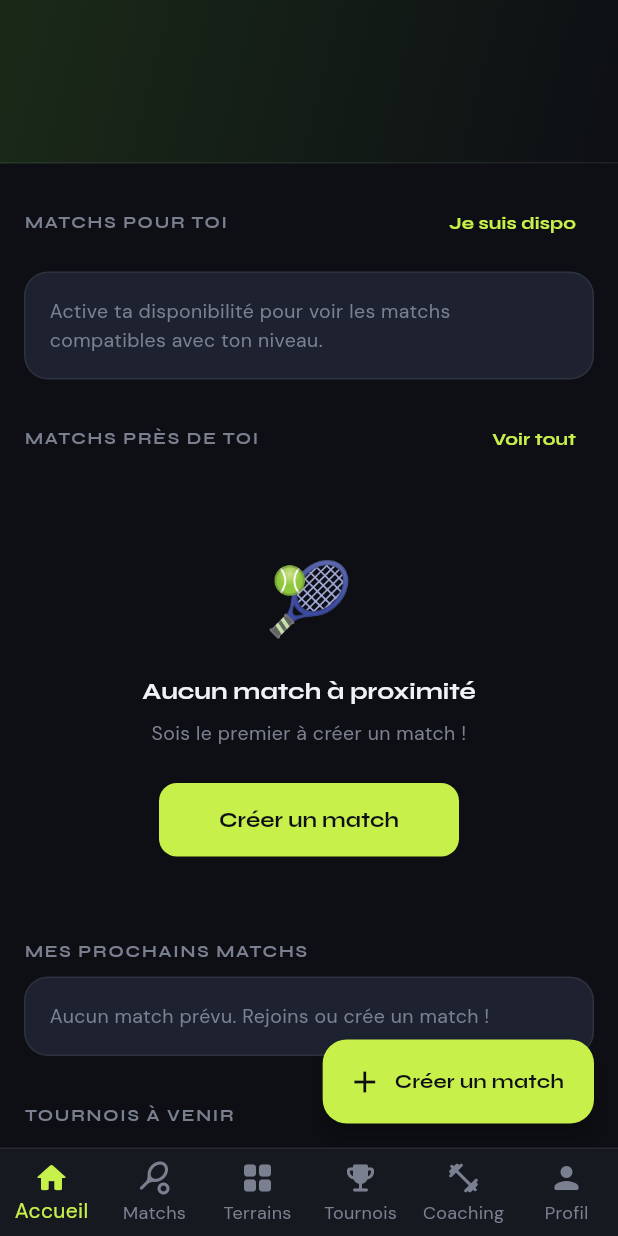
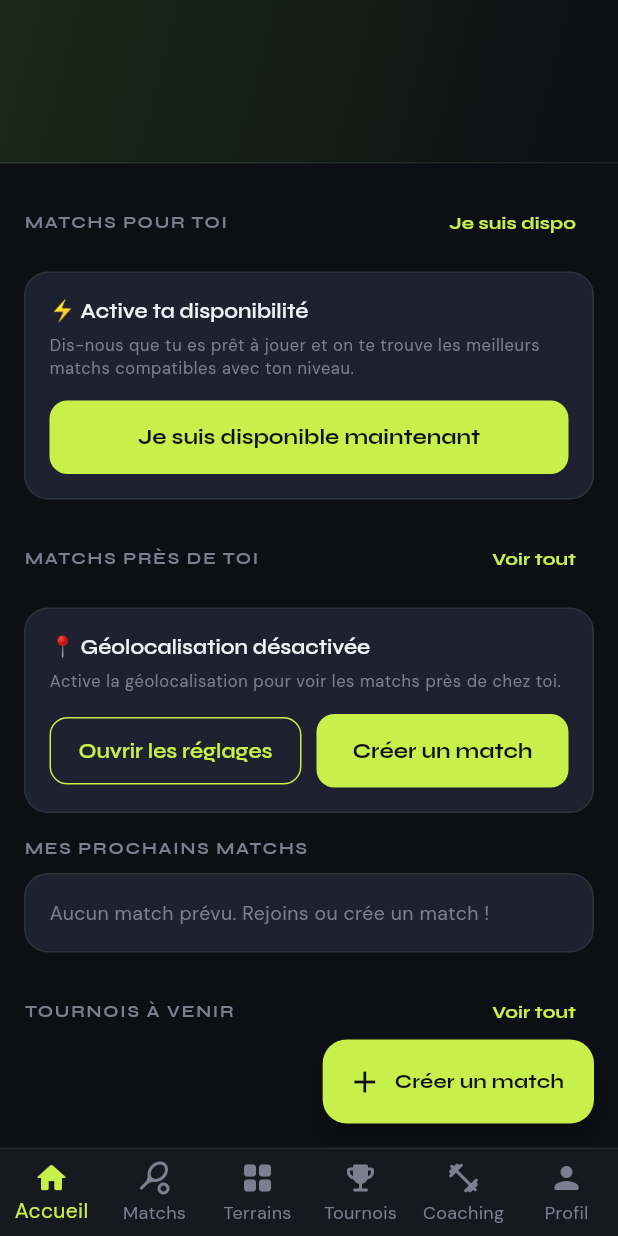
Before and after one commit to faraondamien-glitch/zupadel, a Flutter app: the screen it shows once a user with an empty profile is signed in, on a phone screen of 412 x 824 dp. Run offline on Flutter 3.47's test engine with Material 3 defaults, Android fonts, the phone set to English and light mode, and no system bars; our stand-ins replace cloud_firestore, cloud_functions, firebase_auth, firebase_core, firebase_messaging, firebase_storage and 8 more; missing offline and left inert: flutter_stripe; accounts and stored records are empty.

Commit message:
fix(ux): empty states contextuels avec CTAs actionnables
- Home "Matchs pour toi" : si dispo inactive → CTA "Je suis disponible maintenant"
  si dispo active mais aucun match → message d'attente avec notification promise
- Home "Matchs près de toi" : si géo refusée → "Ouvrir les réglages" (Geolocator.openAppSettings)
  + "Créer un match" côte à côte ; si vraiment vide → message habituel
- Match detail "Joueurs suggérés" : empty state avec explication + bouton Rafraîchir

https://claude.ai/code/session_01QT3YcEJGGbJgyjomuTBhjU

```diff
--- a/lib/screens/home_screen.dart
+++ b/lib/screens/home_screen.dart
@@ -1,5 +1,7 @@
+import 'package:flutter/foundation.dart' show kIsWeb;
 import 'package:flutter/material.dart';
 import 'package:flutter_riverpod/flutter_riverpod.dart';
+import 'package:geolocator/geolocator.dart';
 import 'package:go_router/go_router.dart';
 import 'package:google_fonts/google_fonts.dart';
 import 'package:intl/intl.dart';
@@ -40,6 +42,7 @@ class _HomeScreenState extends ConsumerState<HomeScreen> {
     final matches   = ref.watch(nearbyMatchesProvider);
     final avail     = ref.watch(availabilityProvider).valueOrNull;
     final suggested = ref.watch(suggestedMatchesProvider);
+    final position  = ref.watch(userPositionProvider); // AsyncValue<Position?>
 
     return Scaffold(
       backgroundColor: ZuTheme.bgPrimary,
@@ -89,11 +92,10 @@ class _HomeScreenState extends ConsumerState<HomeScreen> {
               error: (_, __) => const SliverToBoxAdapter(child: SizedBox.shrink()),
               data: (list) => list.isEmpty
                   ? SliverToBoxAdapter(
-                      child: ZuCard(
-                        child: Text(
-                          'Active ta disponibilité pour voir les matchs compatibles avec ton niveau.',
-                          style: Theme.of(context).textTheme.bodyMedium?.copyWith(color: ZuTheme.textSecondary),
-                        ),
+                      child: _SuggestedEmptyState(
+                        isAvailable:       avail?.isStillValid ?? false,
+                        onActivate:        () => _toggleAvailability(avail),
+                        togglingAvail:     _togglingAvail,
                       ),
                     )
                   : SliverList(
@@ -155,12 +157,9 @@ class _HomeScreenState extends ConsumerState<HomeScreen> {
               ),
               data: (list) => list.isEmpty
                   ? SliverToBoxAdapter(
-                      child: ZuEmptyState(
-                        emoji: '🎾',
-                        title: 'Aucun match à proximité',
-                        subtitle: 'Sois le premier à créer un match !',
-                        buttonLabel: 'Créer un match',
-                        onButton: () => context.go('/matches/create'),
+                      child: _NearbyEmptyState(
+                        position:  position,
+                        onCreate:  () => context.go('/matches/create'),
                       ),
                     )
                   : SliverList(
@@ -399,6 +398,139 @@ class _HeroHeader extends StatelessWidget {
     final diff = dt.difference(DateTime.now());
     if (diff.inMinutes < 60) return 'dans ${diff.inMinutes} min';
     return 'dans ${diff.inHours}h';
+  }
+}
+
+// ─── Empty states contextuels ───────────────────────────────────
+
+/// Empty state "Matchs pour toi" — distingue dispo inactive vs vraiment vide.
+class _SuggestedEmptyState extends StatelessWidget {
+  final bool         isAvailable;
+  final VoidCallback onActivate;
+  final bool         togglingAvail;
+
+  const _SuggestedEmptyState({
+    required this.isAvailable,
+    required this.onActivate,
+    required this.togglingAvail,
+  });
+
+  @override
+  Widget build(BuildContext context) {
+    if (!isAvailable) {
+      // L'utilisateur n'est pas disponible → CTA pour activer
+      return ZuCard(
+        child: Column(
+          crossAxisAlignment: CrossAxisAlignment.start,
+          children: [
+            Text(
+              '⚡ Active ta disponibilité',
+              style: Theme.of(context).textTheme.headlineSmall,
+            ),
+            const SizedBox(height: 6),
+            Text(
+              'Dis-nous que tu es prêt à jouer et on te trouve les meilleurs matchs compatibles avec ton niveau.',
+              style: Theme.of(context).textTheme.bodySmall,
+            ),
+            const SizedBox(height: 14),
+            SizedBox(
+              width: double.infinity,
+              child: ZuButton(
+                label: togglingAvail ? 'Activation…' : 'Je suis disponible maintenant',
+                onPressed: togglingAvail ? null : onActivate,
+              ),
+            ),
+          ],
+        ),
+      );
+    }
+
+    // Disponible mais aucun match compatible trouvé
+    return ZuCard(
+      child: Row(
+        children: [
+          const Text('🔍', style: TextStyle(fontSize: 28)),
+          const SizedBox(width: 14),
+          Expanded(
+            child: Column(
+              crossAxisAlignment: CrossAxisAlignment.start,
+              children: [
+                Text('Aucun match compatible',
+                  style: Theme.of(context).textTheme.headlineSmall),
+                const SizedBox(height: 4),
+                Text(
+                  'Pas de match ouvert à ton niveau pour l\'instant. On te notifiera dès qu\'un match apparaît.',
+                  style: Theme.of(context).textTheme.bodySmall,
+                ),
+              ],
+            ),
+          ),
+        ],
+      ),
+    );
+  }
+}
+
+/// Empty state "Matchs près de toi" — distingue géo refusée vs vraiment vide.
+class _NearbyEmptyState extends StatelessWidget {
+  final AsyncValue<Position?> position;
+  final VoidCallback          onCreate;
+
+  const _NearbyEmptyState({required this.position, required this.onCreate});
+
+  @override
+  Widget build(BuildContext context) {
+    // Géo en cours de chargement → ne rien afficher (shimmer déjà géré ailleurs)
+    if (position.isLoading) return const SizedBox.shrink();
+
+    // Géo chargée mais null → permission refusée
+    final pos = position.valueOrNull;
+    if (pos == null && !kIsWeb) {
+      return ZuCard(
+        child: Column(
+          crossAxisAlignment: CrossAxisAlignment.start,
+          children: [
+            Text(
+              '📍 Géolocalisation désactivée',
+              style: Theme.of(context).textTheme.headlineSmall,
+            ),
+            const SizedBox(height: 6),
+            Text(
+              'Active la géolocalisation pour voir les matchs près de chez toi.',
+              style: Theme.of(context).textTheme.bodySmall,
+            ),
+            const SizedBox(height: 14),
+            Row(
+              children: [
+                Expanded(
+                  child: ZuButton(
+                    label: 'Ouvrir les réglages',
+                    outlined: true,
+                    onPressed: () => Geolocator.openAppSettings(),
+                  ),
+                ),
+                const SizedBox(width: 10),
+                Expanded(
+                  child: ZuButton(
+                    label: 'Créer un match',
+                    onPressed: onCreate,
+                  ),
+                ),
+              ],
+            ),
+          ],
+        ),
+      );
+    }
+
+    // Géo ok mais vraiment aucun match → inviter à créer
+    return ZuEmptyState(
+      emoji: '🎾',
+      title: 'Aucun match à proximité',
+      subtitle: 'Sois le premier à créer un match !',
+      buttonLabel: 'Créer un match',
+      onButton: onCreate,
+    );
   }
 }
 
--- a/lib/screens/match_screens.dart
+++ b/lib/screens/match_screens.dart
@@ -1072,9 +1072,29 @@ class _SuggestedPlayersSectionState extends ConsumerState<_SuggestedPlayersSecti
     if (_error != null) return const SizedBox.shrink();
     if (_suggestions.isEmpty) {
       return ZuCard(
-        child: Text(
-          'Aucun joueur disponible compatible pour l\'instant.',
-          style: Theme.of(context).textTheme.bodyMedium?.copyWith(color: ZuTheme.textSecondary),
+        child: Column(
+          crossAxisAlignment: CrossAxisAlignment.start,
+          children: [
+            Text(
+              'Aucun joueur disponible pour l\'instant',
+              style: Theme.of(context).textTheme.headlineSmall,
+            ),
+            const SizedBox(height: 6),
+            Text(
+              'Les joueurs compatibles apparaîtront ici quand ils activeront leur disponibilité.',
+              style: Theme.of(context).textTheme.bodySmall,
+            ),
+            const SizedBox(height: 12),
+            TextButton.icon(
+              onPressed: () {
+                setState(() => _loading = true);
+                _loadSuggestions();
+              },
+              icon: const Icon(Icons.refresh, size: 16),
+              label: const Text('Rafraîchir'),
+              style: TextButton.styleFrom(foregroundColor: ZuTheme.accent),
+            ),
+          ],
         ),
       );
     }
```
